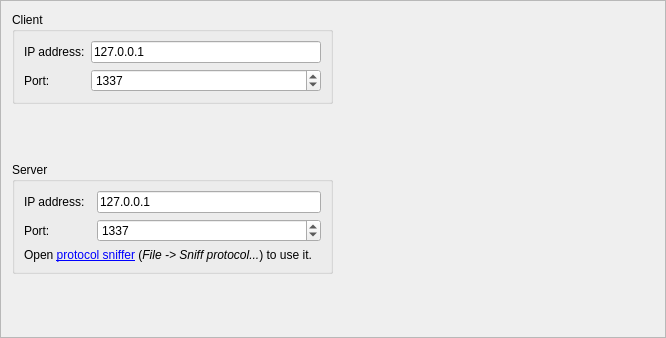
jopohl/urh, file src/urh/plugins/NetworkSDRInterface/settings.ui: the form before one commit.
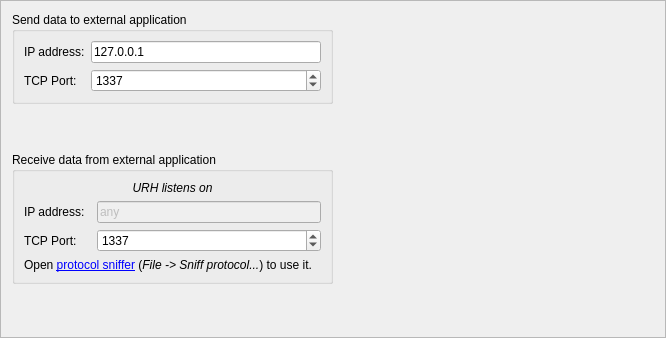
The form after the commit.

Commit message: improve network SDR plugin GUI

Diff of the .ui file:
```diff
--- a/src/urh/plugins/NetworkSDRInterface/settings.ui
+++ b/src/urh/plugins/NetworkSDRInterface/settings.ui
@@ -31,7 +31,7 @@
         </sizepolicy>
        </property>
        <property name="title">
-        <string>Client</string>
+        <string>Send data to external application</string>
        </property>
        <layout class="QGridLayout" name="gridLayout">
         <item row="1" column="1">
@@ -57,7 +57,7 @@
         <item row="1" column="0">
          <widget class="QLabel" name="label_2">
           <property name="text">
-           <string>Port:</string>
+           <string>TCP Port:</string>
           </property>
          </widget>
         </item>
@@ -96,47 +96,10 @@
         </sizepolicy>
        </property>
        <property name="title">
-        <string>Server</string>
+        <string>Receive data from external application</string>
        </property>
        <layout class="QGridLayout" name="gridLayout_2">
-        <item row="0" column="0">
-         <widget class="QLabel" name="label_3">
-          <property name="text">
-           <string>IP address:</string>
-          </property>
-         </widget>
-        </item>
-        <item row="0" column="2">
-         <widget class="QLineEdit" name="lineEditServerIP">
-          <property name="toolTip">
-           <string>&lt;html&gt;&lt;head/&gt;&lt;body&gt;&lt;p&gt;This is the IP address for TCP server of URH. Your TCP client can connect to this address, after starting &lt;span style=&quot; font-weight:600;&quot;&gt;receiving&lt;/span&gt;.&lt;/p&gt;&lt;/body&gt;&lt;/html&gt;</string>
-          </property>
-          <property name="text">
-           <string>127.0.0.1</string>
-          </property>
-         </widget>
-        </item>
-        <item row="1" column="0">
-         <widget class="QLabel" name="label_4">
-          <property name="text">
-           <string>Port:</string>
-          </property>
-         </widget>
-        </item>
-        <item row="1" column="2">
-         <widget class="QSpinBox" name="spinBoxServerPort">
-          <property name="toolTip">
-           <string>&lt;html&gt;&lt;head/&gt;&lt;body&gt;&lt;p&gt;This is the IP port for TCP server of URH. Your TCP client can connect to this address, after starting &lt;span style=&quot; font-weight:600;&quot;&gt;receiving&lt;/span&gt;.&lt;/p&gt;&lt;/body&gt;&lt;/html&gt;</string>
-          </property>
-          <property name="maximum">
-           <number>65535</number>
-          </property>
-          <property name="value">
-           <number>1337</number>
-          </property>
-         </widget>
-        </item>
-        <item row="2" column="0" colspan="3">
+        <item row="3" column="0" colspan="3">
          <widget class="QLabel" name="lOpenProtoSniffer">
           <property name="text">
            <string>&lt;html&gt;&lt;head/&gt;&lt;body&gt;&lt;p&gt;Open &lt;a href=&quot;open_proto_sniffer&quot;&gt;&lt;span style=&quot; text-decoration: underline; color:#0000ff;&quot;&gt;protocol sniffer&lt;/span&gt;&lt;/a&gt; (&lt;span style=&quot; font-style:italic;&quot;&gt;File -&amp;gt; Sniff protocol...&lt;/span&gt;) to use it.&lt;/p&gt;&lt;/body&gt;&lt;/html&gt;</string>
@@ -146,6 +109,64 @@
           </property>
          </widget>
         </item>
+        <item row="0" column="0" colspan="3">
+         <widget class="QLabel" name="label_5">
+          <property name="font">
+           <font>
+            <italic>true</italic>
+           </font>
+          </property>
+          <property name="text">
+           <string>URH listens on</string>
+          </property>
+          <property name="alignment">
+           <set>Qt::AlignCenter</set>
+          </property>
+         </widget>
+        </item>
+        <item row="2" column="2">
+         <widget class="QSpinBox" name="spinBoxServerPort">
+          <property name="toolTip">
+           <string>&lt;html&gt;&lt;head/&gt;&lt;body&gt;&lt;p&gt;This is the TCP port number URH listens on. Your external TCP application can connect and send data to this port, &lt;span style=&quot; font-weight:600;&quot;&gt;while&lt;/span&gt;&lt;span style=&quot; font-weight:600;&quot;&gt;receiving is active &lt;/span&gt;in URH.&lt;/p&gt;&lt;/body&gt;&lt;/html&gt;</string>
+          </property>
+          <property name="minimum">
+           <number>1</number>
+          </property>
+          <property name="maximum">
+           <number>65535</number>
+          </property>
+          <property name="value">
+           <number>1337</number>
+          </property>
+         </widget>
+        </item>
+        <item row="2" column="0">
+         <widget class="QLabel" name="label_4">
+          <property name="text">
+           <string>TCP Port:</string>
+          </property>
+         </widget>
+        </item>
+        <item row="1" column="2">
+         <widget class="QLineEdit" name="lineEditServerIP">
+          <property name="enabled">
+           <bool>false</bool>
+          </property>
+          <property name="toolTip">
+           <string>&lt;html&gt;&lt;head/&gt;&lt;body&gt;&lt;p&gt;This is the IP address URH listens on, 127.0.0.1 will work in most cases. Your external TCP application can connect and send data to this address, &lt;span style=&quot; font-weight:600;&quot;&gt;while receiving is active &lt;/span&gt;in URH.&lt;/p&gt;&lt;/body&gt;&lt;/html&gt;</string>
+          </property>
+          <property name="text">
+           <string>any</string>
+          </property>
+         </widget>
+        </item>
+        <item row="1" column="0">
+         <widget class="QLabel" name="label_3">
+          <property name="text">
+           <string>IP address:</string>
+          </property>
+         </widget>
+        </item>
        </layout>
       </widget>
      </item>
```
Left out of the diff: 7 changed lines with no effect on the pictures. The commit also changes 4 other files.
